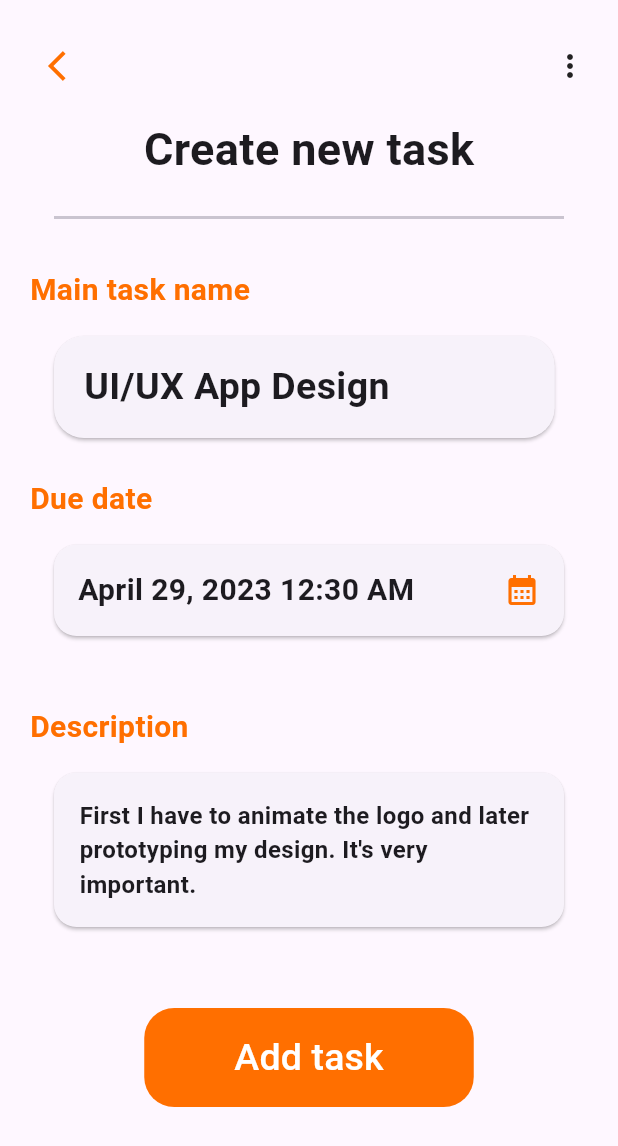
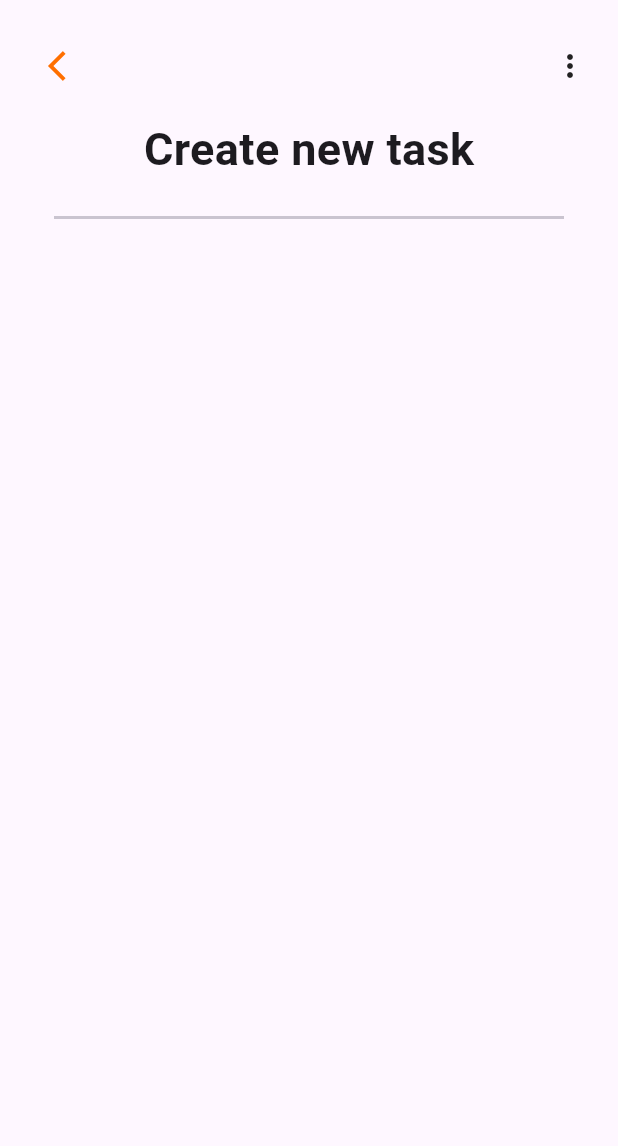
Before and after one commit to Yihun-Alemayehu/gdsc_study_session_g7, a Flutter app: the CreateTaskPage screen opened by its route, on a phone screen of 412 x 824 dp. Shown: the top 1146 px of the screen. Run offline on Flutter 3.47's test engine with Material 3 defaults, Android fonts, the light colour scheme and no system bars; our stand-ins replace animated_text_kit, get, lottie, salomon_bottom_bar.

Commit message:
intermediate changes

```diff
--- a/todo_ui/lib/Presentation/Screen/task_add.dart
+++ b/todo_ui/lib/Presentation/Screen/task_add.dart
@@ -1,7 +1,9 @@
 import 'package:flutter/material.dart';
 
 class CreateTaskPage extends StatelessWidget {
-  const CreateTaskPage({super.key});
+   CreateTaskPage({super.key});
+
+  final TextEditingController _controller =  TextEditingController();
 
   @override
   Widget build(BuildContext context) {
@@ -12,7 +14,6 @@ class CreateTaskPage extends StatelessWidget {
           child: Column(
             crossAxisAlignment: CrossAxisAlignment.start,
             children: [
-
               //App bar row
               Row(
                 mainAxisAlignment: MainAxisAlignment.spaceBetween,
@@ -33,7 +34,6 @@ class CreateTaskPage extends StatelessWidget {
                 height: 10,
               ),
 
-
               // Create new task title
               const Center(
                 child: Text(
@@ -52,234 +52,134 @@ class CreateTaskPage extends StatelessWidget {
                 height: 10,
               ),
 
-              //Task name title
-              Text(
-                'Main task name',
-                style: TextStyle(
-                  color: Colors.amber[900],
-                  fontSize: 20,
-                  fontWeight: FontWeight.w600,
-                ),
-              ),
+              // //Task name title
+              // Text(
+              //   'Main task name',
+              //   style: TextStyle(
+              //     color: Colors.amber[900],
+              //     fontSize: 20,
+              //     fontWeight: FontWeight.w600,
+              //   ),
+              // ),
 
-              //Task name card
-              Card(
-                shape: RoundedRectangleBorder(
-                  borderRadius: BorderRadius.circular(20),
-                ),
-                margin: const EdgeInsets.all(16),
-                child: const Padding(
-                  padding: EdgeInsets.fromLTRB(20, 16, 110, 16),
-                  child: Text(
-                    'UI/UX App Design',
-                    style: TextStyle(
-                      fontSize: 25,
-                      fontWeight: FontWeight.bold,
-                    ),
-                  ),
-                ),
-              )
+              // //Task name card
+              // Card(
+              //   shape: RoundedRectangleBorder(
+              //     borderRadius: BorderRadius.circular(20),
+              //   ),
+              //   margin: const EdgeInsets.all(16),
+              //   child:  Padding(
+              //     padding: const EdgeInsets.fromLTRB(20, 16, 110, 16),
+              //     child: TextField(
+              //       controller: _controller,
 
-              // Task name Container
-              // Container(
-              //   height: 80,
-              //   width: MediaQuery.of(context).size.width,
-              //   margin: EdgeInsets.symmetric(horizontal: 10, vertical: 10),
-              //   padding:
-              //       const EdgeInsets.symmetric(horizontal: 20, vertical: 25),
-              //   decoration: BoxDecoration(
-              //     boxShadow: [
-              //       BoxShadow(
-              //           blurRadius: 5,
-              //           offset: const Offset(-5, -5),
-              //           color: Colors.grey.withOpacity(0.2)),
-              //       BoxShadow(
-              //           //blurRadius: 3,
-              //           offset: const Offset(5, 5),
-              //           color: Colors.grey.withOpacity(0.2)),
-              //     ],
-              //     borderRadius: BorderRadius.circular(20),
-              //     color: Colors.white,
-              //   ),
-              //   child: const Text(
-              //     'UI/UX App Design',
-              //     style: TextStyle(
-              //       fontSize: 25,
-              //       fontWeight: FontWeight.bold,
               //     ),
               //   ),
-              // )
-              ,
-              const SizedBox(
-                height: 10,
-              ),
+              // ),
+              // const SizedBox(
+              //   height: 10,
+              // ),
 
-              //Due date text
-              Text(
-                'Due date',
-                style: TextStyle(
-                  color: Colors.amber[900],
-                  fontSize: 20,
-                  fontWeight: FontWeight.w600,
-                ),
-              ),
-
-              //Due date Card
-              Card(
-                shape: RoundedRectangleBorder(
-                  borderRadius: BorderRadius.circular(15),
-                ),
-                margin: const EdgeInsets.all(16),
-                child: Padding(
-                  padding: const EdgeInsets.all(16),
-                  child: Row(
-                    children: [
-                      const Text(
-                        'April 29, 2023 12:30 AM ',
-                        style: TextStyle(
-                          fontSize: 20,
-                          fontWeight: FontWeight.bold,
-                        ),
-                      ),
-                      Expanded(child: Container()),
-                      Icon(
-                        Icons.calendar_month,
-                        color: Colors.amber[900],
-                      )
-                    ],
-                  ),
-                ),
-              ),
-
-              //Due date Container
-              // Container(
-              //   height: 80,
-              //   width: MediaQuery.of(context).size.width,
-              //   margin: EdgeInsets.symmetric(horizontal: 10, vertical: 10),
-              //   padding:
-              //       const EdgeInsets.symmetric(horizontal: 20, vertical: 25),
-              //   decoration: BoxDecoration(
-              //     boxShadow: [
-              //       BoxShadow(
-              //           blurRadius: 5,
-              //           offset: const Offset(-5, -5),
-              //           color: Colors.grey.withOpacity(0.2)),
-              //       BoxShadow(
-              //           //blurRadius: 3,
-              //           offset: const Offset(5, 5),
-              //           color: Colors.grey.withOpacity(0.2)),
-              //     ],
-              //     borderRadius: BorderRadius.circular(20),
-              //     color: Colors.white,
-              //   ),
-              //   child: Row(
-              //     children: [
-              //       const Text(
-              //         'April 29, 2023 12:30 AM ',
-              //         style: TextStyle(
-              //           fontSize: 25,
-              //           fontWeight: FontWeight.bold,
-              //         ),
-              //       ),
-              //       Expanded(child: Container()),
-              //       Icon(
-              //         Icons.calendar_month,
-              //         color: Colors.amber[900],
-              //       )
-              //     ],
+              // //Due date text
+              // Text(
+              //   'Due date',
+              //   style: TextStyle(
+              //     color: Colors.amber[900],
+              //     fontSize: 20,
+              //     fontWeight: FontWeight.w600,
               //   ),
               // ),
-              const SizedBox(
-                height: 30,
-              ),
 
-              // Description text
-              Text(
-                'Description',
-                style: TextStyle(
-                  color: Colors.amber[900],
-                  fontSize: 20,
-                  fontWeight: FontWeight.w600,
-                ),
-              ),
-
-              // Description Card
-              Card(
-                shape: RoundedRectangleBorder(
-                  borderRadius: BorderRadius.circular(15),
-                ),
-                margin: const EdgeInsets.all(16),
-                child: const Padding(
-                  padding: EdgeInsets.all(17),
-                  child: Text(
-                    'First I have to animate the logo and later prototyping my design. It\'s very important.',
-                    style: TextStyle(
-                      fontSize: 16,
-                      fontWeight: FontWeight.bold,
-                    ),
-                  ),
-                ),
-              ),
-
-              //Description Container
-              // Container(
-              //   height: 80,
-              //   width: MediaQuery.of(context).size.width,
-              //   margin: EdgeInsets.symmetric(horizontal: 10, vertical: 10),
-              //   padding:
-              //       const EdgeInsets.symmetric(horizontal: 20, vertical: 19),
-              //   decoration: BoxDecoration(
-              //     boxShadow: [
-              //       BoxShadow(
-              //           blurRadius: 5,
-              //           offset: const Offset(-5, -5),
-              //           color: Colors.grey.withOpacity(0.2)),
-              //       BoxShadow(
-              //           //blurRadius: 3,
-              //           offset: const Offset(5, 5),
-              //           color: Colors.grey.withOpacity(0.2)),
-              //     ],
-              //     borderRadius: BorderRadius.circular(20),
-              //     color: Colors.white,
+              // //Due date Card
+              // Card(
+              //   shape: RoundedRectangleBorder(
+              //     borderRadius: BorderRadius.circular(15),
               //   ),
-              //   child: const Text(
-              //     'First I have to animate the logo and later prototyping my design. It\'s very important.',
-              //     style: TextStyle(
-              //       fontSize: 16,
-              //       fontWeight: FontWeight.bold,
+              //   margin: const EdgeInsets.all(16),
+              //   child: Padding(
+              //     padding: const EdgeInsets.all(16),
+              //     child: Row(
+              //       children: [
+              //         const Text(
+              //           'April 29, 2023 12:30 AM ',
+              //           style: TextStyle(
+              //             fontSize: 20,
+              //             fontWeight: FontWeight.bold,
+              //           ),
+              //         ),
+              //         Expanded(child: Container()),
+              //         Icon(
+              //           Icons.calendar_month,
+              //           color: Colors.amber[900],
+              //         )
+              //       ],
               //     ),
               //   ),
               // ),
 
-              const SizedBox(
-                height: 30,
-              ),
+              // const SizedBox(
+              //   height: 30,
+              // ),
 
-              // Add task Button
-              Center(
-                child: TextButton(
-                  onPressed: () {
-                    Navigator.of(context).pushNamed('/todolist');
-                  },
-                  child: Container(
-                    decoration: BoxDecoration(
-                        color: Colors.amber[900],
-                        borderRadius: BorderRadius.circular(20)),
-                    child: const Padding(
-                      padding:
-                          EdgeInsets.symmetric(vertical: 15, horizontal: 60),
-                      child: Text(
-                        'Add task',
-                        style: TextStyle(
-                          color: Colors.white,
-                          fontSize: 25,
-                          fontWeight: FontWeight.w500,
-                        ),
-                      ),
-                    ),
-                  ),
-                ),
-              ),
+              // // Description text
+              // Text(
+              //   'Description',
+              //   style: TextStyle(
+              //     color: Colors.amber[900],
+              //     fontSize: 20,
+              //     fontWeight: FontWeight.w600,
+              //   ),
+              // ),
+
+              // // Description Card
+              // Card(
+              //   shape: RoundedRectangleBorder(
+              //     borderRadius: BorderRadius.circular(15),
+              //   ),
+              //   margin: const EdgeInsets.all(16),
+              //   child: const Padding(
+              //     padding: EdgeInsets.all(17),
+              //     child: Text(
+              //       'First I have to animate the logo and later prototyping my design. It\'s very important.',
+              //       style: TextStyle(
+              //         fontSize: 16,
+              //         fontWeight: FontWeight.bold,
+              //       ),
+              //     ),
+              //   ),
+              // ),
+
+              // const SizedBox(
+              //   height: 30,
+              // ),
+
+              // // Add task Button
+              // Center(
+              //   child: TextButton(
+              //     onPressed: () {
+              //       Navigator.of(context).pushNamed('/todolist');
+              //     },
+              //     child: Container(
+              //       decoration: BoxDecoration(
+              //           color: Colors.amber[900],
+              //           borderRadius: BorderRadius.circular(20)),
+              //       child: const Padding(
+              //         padding:
+              //             EdgeInsets.symmetric(vertical: 15, horizontal: 60),
+              //         child: Text(
+              //           'Add task',
+              //           style: TextStyle(
+              //             color: Colors.white,
+              //             fontSize: 25,
+              //             fontWeight: FontWeight.w500,
+              //           ),
+              //         ),
+              //       ),
+              //     ),
+              //   ),
+              // ),
+
+
             ],
           ),
         ),
--- a/todo_ui/lib/Presentation/Screen/task_detail.dart
+++ b/todo_ui/lib/Presentation/Screen/task_detail.dart
@@ -106,12 +106,12 @@ class TaskDetailPage extends StatelessWidget {
                       borderRadius: BorderRadius.circular(10),
                       color: Colors.grey[200],
                     ),
-                    child: const Text(
-                      'First I have to animate the logo and prototyping my design. It\'s very important.',
+                    child: Text(
+                      taskItem.description,
                       softWrap: true,
                       overflow: TextOverflow.ellipsis,
                       maxLines: 3,
-                      style: TextStyle(
+                      style: const TextStyle(
                         fontSize: 20,
                       ),
                     ),
@@ -142,9 +142,9 @@ class TaskDetailPage extends StatelessWidget {
                       borderRadius: BorderRadius.circular(10),
                       color: Colors.grey[200],
                     ),
-                    child: const Text(
-                      'April 29, 2023',
-                      style: TextStyle(
+                    child: Text(
+                      taskItem.deadline,
+                      style: const TextStyle(
                         fontSize: 16,
                         fontWeight: FontWeight.bold,
                       ),
```
